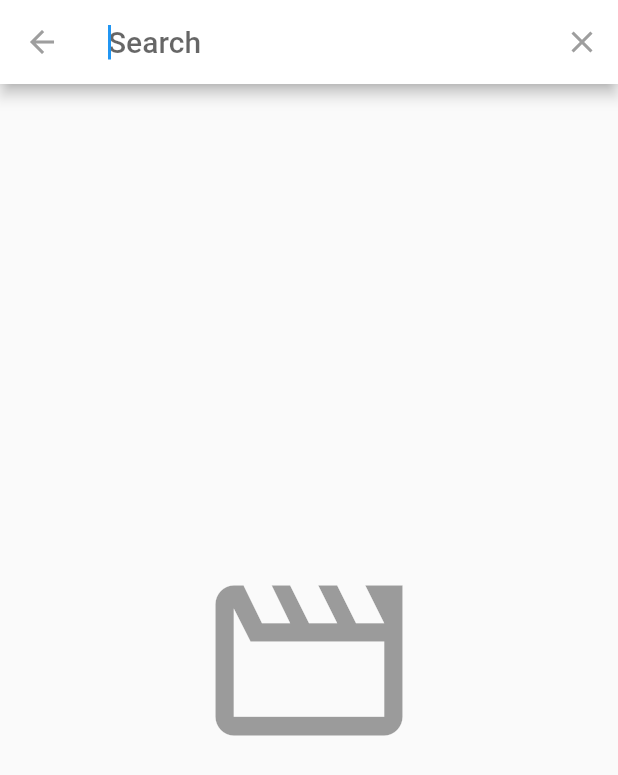
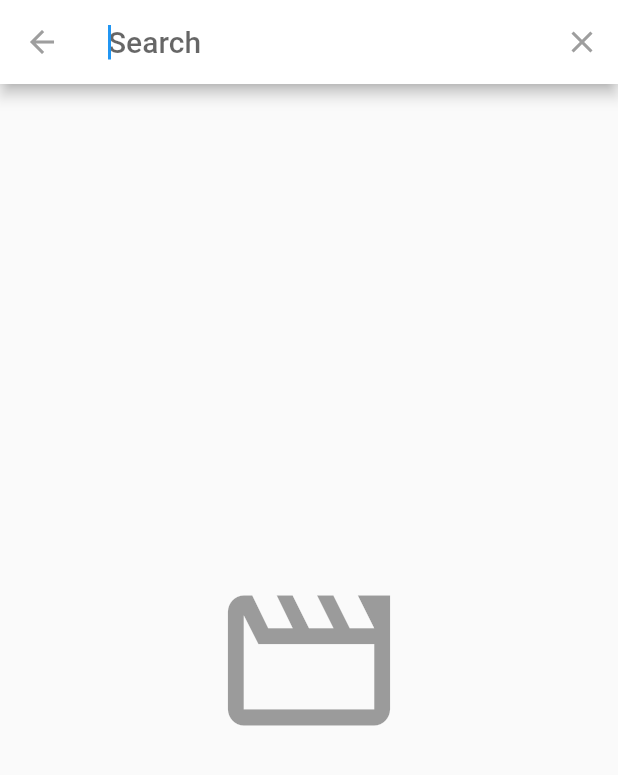
Before and after one commit to PJonathan2001/Application-Movies, a Flutter app: the screen it shows after launch, after a tap on the "search" icon, on a phone screen of 412 x 824 dp. Shown: the top 775 px of the screen. Run offline on Flutter 3.47's test engine with Material 2 defaults, Android fonts, the phone set to English and light mode, and no system bars; our stand-ins replace card_swiper; network calls fail.

```diff
--- /dev/null
+++ b/peliculas/lib/helpers/debouncer.dart
@@ -0,0 +1,22 @@
+import 'dart:async';
+// Creditos
+// https://stackoverflow.com/a/52922130/7834829
+
+class Debouncer<T> {
+  Debouncer({required this.duration, this.onValue});
+
+  final Duration duration;
+
+  void Function(T value)? onValue;
+
+  T? _value;
+  Timer? _timer;
+
+  T get value => _value!;
+
+  set value(T val) {
+    _value = val;
+    _timer?.cancel();
+    _timer = Timer(duration, () => onValue!(_value!));
+  }
+}
--- a/peliculas/lib/providers/movies_provider.dart
+++ b/peliculas/lib/providers/movies_provider.dart
@@ -1,7 +1,8 @@
-import 'dart:convert';
+import 'dart:async';
 
 import 'package:flutter/material.dart';
 import 'package:http/http.dart' as http;
+import 'package:peliculas/helpers/debouncer.dart';
 import 'package:peliculas/models/models.dart';
 import 'package:peliculas/models/search_response.dart';
 
@@ -13,6 +14,14 @@ class MoviesProvider extends ChangeNotifier {
   List<Movie> popularMovies = [];
   Map<int, List<Cast>> moviesCast = {};
   int _popularPage = 0;
+
+  final debouncer = Debouncer(
+    duration: Duration(milliseconds: 500),
+  );
+  final StreamController<List<Movie>> _suggestionStreamContoller =
+      new StreamController.broadcast();
+  Stream<List<Movie>> get suggestionStream => _suggestionStreamContoller.stream;
+
   MoviesProvider() {
     print('MoviesProvider inicializado');
     this.getOndisplayMovies();
@@ -61,4 +70,13 @@ class MoviesProvider extends ChangeNotifier {
     final searchResponse = SearchResponse.fromJson(response.body);
     return searchResponse.results;
   }
+
+  void getSuggestionsByQuery(String searchTerm) {
+    debouncer.value = '';
+    debouncer.onValue = (value) async {
+      // print('Tenemos valor a buscar: $value');
+      final results = await this.searchMovie(value);
+      this._suggestionStreamContoller.add(results);
+    };
+  }
 }
--- a/peliculas/lib/search/search_delegate.dart
+++ b/peliculas/lib/search/search_delegate.dart
@@ -3,6 +3,7 @@ import 'package:peliculas/models/movie.dart';
 import 'package:peliculas/providers/movies_provider.dart';
 import 'package:provider/provider.dart';
 
+// ignore: camel_case_types
 class movieSearchDelegate extends SearchDelegate {
   @override
   List<Widget>? buildActions(BuildContext context) {
@@ -30,8 +31,11 @@ class movieSearchDelegate extends SearchDelegate {
   Widget _emptyContainer() {
     return Container(
       child: Center(
-        child: Icon(Icons.movie_creation_outlined,
-            color: Colors.black38, size: 150),
+        child: Icon(
+          Icons.movie_creation_outlined,
+          color: Colors.black38,
+          size: 130,
+        ),
       ),
     );
   }
@@ -41,15 +45,13 @@ class movieSearchDelegate extends SearchDelegate {
     if (query.isEmpty) {
       return _emptyContainer();
     }
+
     final moviesProvider = Provider.of<MoviesProvider>(context, listen: false);
     return FutureBuilder(
       future: moviesProvider.searchMovie(query),
+      // stream: moviesProvider.suggestionStream,
       builder: (_, AsyncSnapshot<List<Movie>> snapshot) {
-        if (!snapshot.hasData) {
-          return const Center(
-            child: CircularProgressIndicator(),
-          );
-        }
+        if (!snapshot.hasData) return _emptyContainer();
         final movies = snapshot.data!;
         return ListView.builder(
           itemCount: movies.length,
--- a/peliculas/lib/widgets/casting_cards.dart
+++ b/peliculas/lib/widgets/casting_cards.dart
@@ -1,5 +1,4 @@
 import 'package:flutter/cupertino.dart';
-import 'package:flutter/material.dart';
 import 'package:peliculas/models/models.dart';
 import 'package:peliculas/providers/movies_provider.dart';
 import 'package:provider/provider.dart';
```
